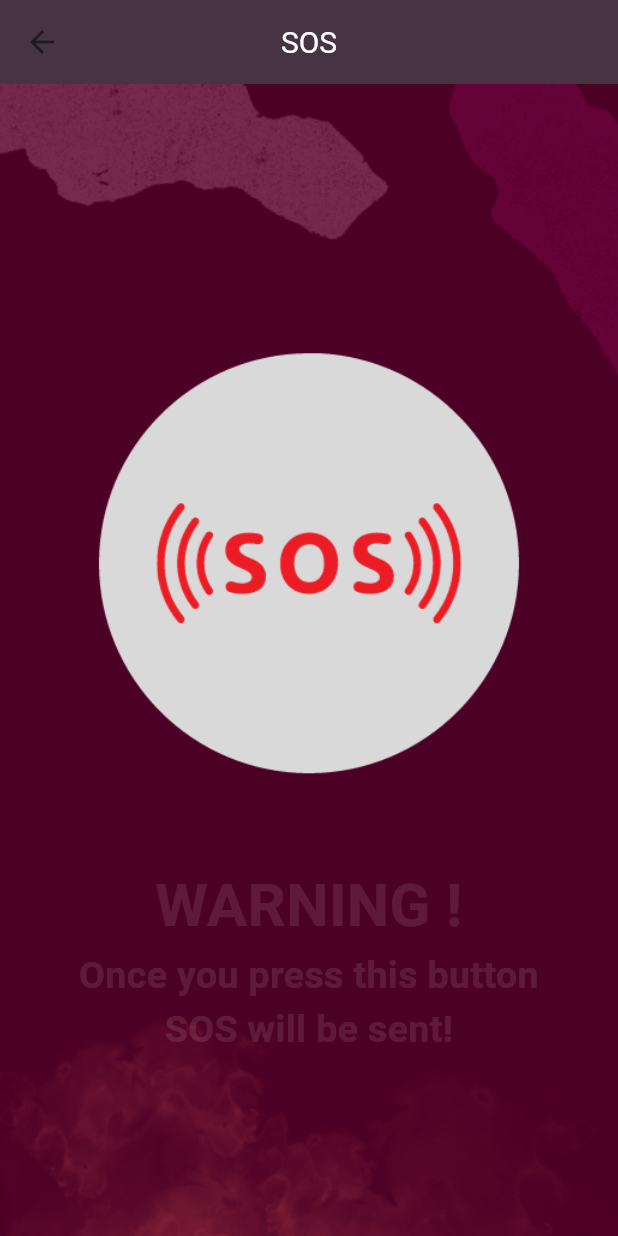
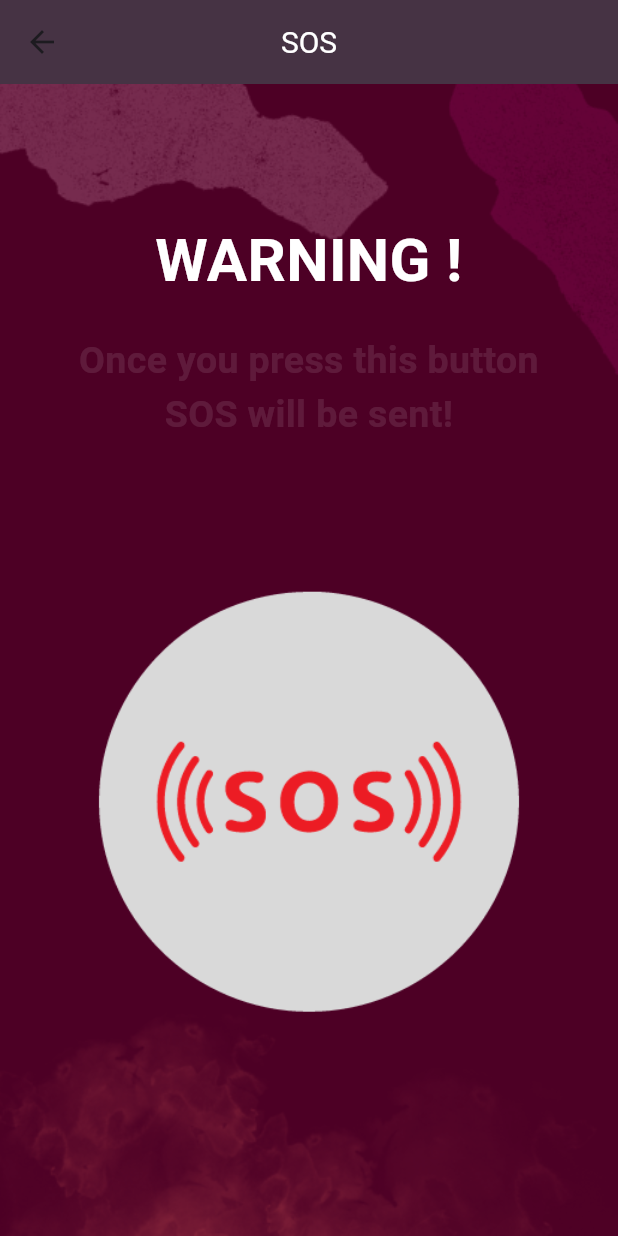
Before and after one commit to hmzza/safeguardher_fyp, a Flutter app: the SOSGeneration screen opened directly, on a phone screen of 412 x 824 dp. Run offline on Flutter 3.47's test engine with Material 3 defaults, Android fonts, the phone set to English and light mode, and no system bars; our stand-ins replace contacts_service, geolocator, image_picker, just_audio, permission_handler and 2 more; missing offline and left inert: audio_session, dart:ffi, flutter_sound, flutter_sound_platform_interface, telephony; accounts and stored records are empty.

Commit message:
SOS Vibration and red text

```diff
--- a/lib/SOSGeneration.dart
+++ b/lib/SOSGeneration.dart
@@ -1,9 +1,11 @@
+import 'dart:async';
 import 'package:flutter/material.dart';
 import 'package:geolocator/geolocator.dart';
 import 'package:permission_handler/permission_handler.dart';
 import 'package:safeguardher/utils/custom_app_bar.dart';
 import 'package:telephony/telephony.dart';
 import 'package:contacts_service/contacts_service.dart';
+import 'package:vibration/vibration.dart';
 import 'package:shared_preferences/shared_preferences.dart';
 
 class SOSGeneration extends StatefulWidget {
@@ -15,6 +17,7 @@ class _SOSGenerationState extends State<SOSGeneration> with SingleTickerProvider
   final Telephony telephony = Telephony.instance;
   List<String> contactNumbers = [];
   AnimationController? _animationController;
+  Color _warningTextColor = Colors.white; // Initial color of the WARNING text
 
   @override
   void initState() {
@@ -71,7 +74,7 @@ class _SOSGenerationState extends State<SOSGeneration> with SingleTickerProvider
       await telephony.sendSms(
         to: number,
         message: message,
-        statusListener: (SendStatus status){
+        statusListener: (SendStatus status) {
           if (status == SendStatus.SENT) {
             _showSnackbar(context, "SOS Alert sent to $number.");
           } else if (status == SendStatus.DELIVERED) {
@@ -93,6 +96,21 @@ class _SOSGenerationState extends State<SOSGeneration> with SingleTickerProvider
   Future<PermissionStatus> _requestLocationPermission() async {
     final PermissionStatus status = await Permission.location.request();
     return status;
+  }
+
+  void _onSOSPressed() {
+    setState(() {
+      _warningTextColor = Colors.red; // Change text color to red
+    });
+
+    sendSOSAlert(); // Send the SOS alert
+
+    // Reset the warning text color back to white after 10 seconds
+    Timer(Duration(seconds: 10), () {
+      setState(() {
+        _warningTextColor = Colors.white;
+      });
+    });
   }
 
   void _showSnackbar(BuildContext context, String message) {
@@ -117,34 +135,18 @@ class _SOSGenerationState extends State<SOSGeneration> with SingleTickerProvider
             child: Column(
               mainAxisSize: MainAxisSize.min,
               children: [
-                GestureDetector(
-                  onTap: () {
-                    sendSOSAlert();
-                  },
-                  child: Container(
-                    alignment: Alignment.center,
-                    height: 400,
-                    width: 400,
-                    decoration: BoxDecoration(
-                      image: DecorationImage(
-                        image: AssetImage("assets/images/sos.png"),
-                        fit: BoxFit.cover,
-                      ),
-                    ),
-                  ),
-                ),
-                FadeTransition(opacity: _animationController!,
-                 child: Text(
+                //WARNING TEXTS
+                Text(
                     "WARNING !",
                     textAlign: TextAlign.center,
                     style: TextStyle(
-                      color: Colors.white,
+                      color: _warningTextColor, // Dynamically change the color
                       fontSize: 40,
                       fontWeight: FontWeight.bold,
                     ),
                   ),
-                ),
 
+                SizedBox(height: 20),
                 FadeTransition(
                   opacity: _animationController!,
                   child: Text(
@@ -157,6 +159,32 @@ class _SOSGenerationState extends State<SOSGeneration> with SingleTickerProvider
                     ),
                   ),
                 ),
+                SizedBox(height: 40),
+
+
+                //SOS BUTTON
+                Material(
+                  color: Colors.transparent,
+                  child: InkWell(
+                    onTap: () async {
+                      // Your logic for what happens when the SOS is pressed
+                      if (await Vibration.hasVibrator() ?? false) {
+                        Vibration.vibrate(duration: 1000); // Vibrate for 500 milliseconds
+                      }
+                      print('SOS Button Pressed');
+                    },
+                    child: Container(
+                      width: 400, // Specify the width
+                      height: 400, // Specify the height
+                      decoration: BoxDecoration(
+                        image: DecorationImage(
+                          image: AssetImage('assets/images/sos.png'),
+                          fit: BoxFit.cover,
+                        ),
+                      ),
+                    ),
+                  ),
+                )
               ],
             ),
           ),
--- a/pubspec.yaml
+++ b/pubspec.yaml
@@ -56,6 +56,7 @@ dependencies:
   shared_preferences: ^2.2.2
   contacts_service: ^0.6.3
   flutter_sound: ^9.2.13
+  vibration: ^1.8.4
 
 dev_dependencies:
   flutter_test:
```
Also changed, not shown: pubspec.lock, 2 other files.
